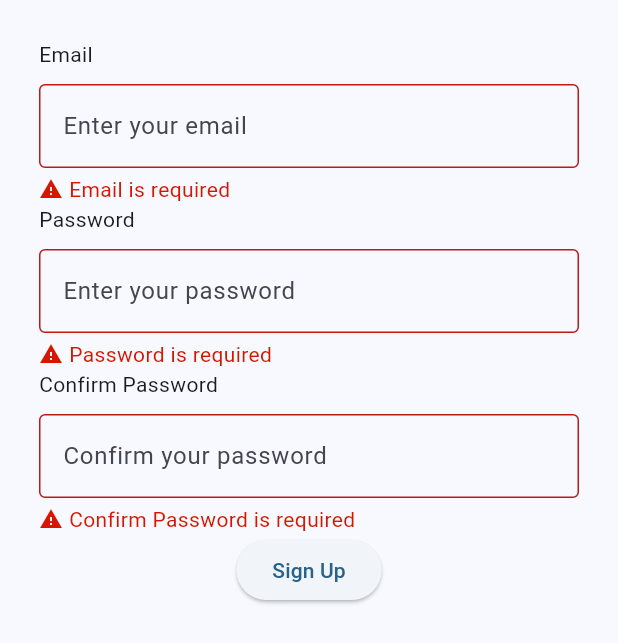
After one commit to arkariz/level_up_life, a Flutter app: the RegisterScreen screen opened by its route, after a tap on "Sign Up", on a phone screen of 412 x 824 dp. The commit adds this screen. Shown: the top 643 px of the screen. Run offline on Flutter 3.47's test engine with Material 3 defaults, Android fonts, the phone set to English and light mode, and no system bars; drawn by our look-alikes of toastification; our stand-ins replace dartz, dio, equatable, firebase_auth, firebase_core, flutter_dotenv and 3 more; missing offline and left inert: dio_request_inspector, slang; accounts and stored records are empty; generated files the repository leaves out were written again; network calls fail.

Commit message:
[PRESENTATION] feat: add register feature

```diff
--- a/lib/presentation/core/routes/app_pages.dart
+++ b/lib/presentation/core/routes/app_pages.dart
@@ -1,3 +1,4 @@
+import 'package:get/get.dart';
 import 'package:get/get_navigation/src/routes/get_route.dart';
 import 'package:level_up_life/presentation/core/routes/app_routes.dart';
 import 'package:level_up_life/presentation/core/routes/auth_middleware.dart';
@@ -5,6 +6,8 @@ import 'package:level_up_life/presentation/module/example/example_binding.dart';
 import 'package:level_up_life/presentation/module/example/example_screen.dart';
 import 'package:level_up_life/presentation/module/login/login_binding.dart';
 import 'package:level_up_life/presentation/module/login/login_screen.dart';
+import 'package:level_up_life/presentation/module/register/register_binding.dart';
+import 'package:level_up_life/presentation/module/register/register_screen.dart';
 
 class AppPages {
   AppPages._();
@@ -22,5 +25,10 @@ class AppPages {
       page: () => LoginScreen(),
       binding: LoginBinding(),
     ),
+    GetPage(
+      name: AppRoutes.register,
+      page: () => RegisterScreen(),
+      binding: RegisterBinding(),
+    ),
   ];
 }
--- a/lib/presentation/core/routes/app_routes.dart
+++ b/lib/presentation/core/routes/app_routes.dart
@@ -5,4 +5,5 @@ class AppRoutes {
 
   static const example = '/example';
   static const login = '/login';
+  static const register = '/register';
 }
--- a/lib/presentation/module/login/login_screen.dart
+++ b/lib/presentation/module/login/login_screen.dart
@@ -1,5 +1,6 @@
 import 'package:flutter/material.dart';
 import 'package:get/get.dart';
+import 'package:level_up_life/presentation/core/routes/app_routes.dart';
 import 'package:level_up_life/presentation/core/widgets/context_mixin/context_mixin.dart';
 import 'package:level_up_life/presentation/core/widgets/text_field/custom_text_field.dart';
 import 'package:level_up_life/presentation/module/login/login_controller.dart';
@@ -30,6 +31,13 @@ class LoginScreen extends GetView<LoginController> with ContextMixin {
               },
               child: Text(slang.example.hello),
             ),
+            const SizedBox(height: 20),
+            ElevatedButton(
+              onPressed: () {
+                Get.toNamed(AppRoutes.register);
+              },
+              child: Text(slang.register.signUp),
+            ),
           ],
         ),
       ),
--- /dev/null
+++ b/lib/presentation/module/register/register_binding.dart
@@ -0,0 +1,12 @@
+import 'package:get/get.dart';
+import 'package:get_it/get_it.dart';
+import 'package:level_up_life/presentation/module/register/register_controller.dart';
+
+class RegisterBinding implements Bindings {
+  @override
+  void dependencies() {
+    Get.lazyPut<RegisterController>(() => RegisterController(
+      authRepository: GetIt.I(),
+    ));
+  }
+}
--- /dev/null
+++ b/lib/presentation/module/register/register_controller.dart
@@ -0,0 +1,43 @@
+import 'package:flutter/widgets.dart';
+import 'package:get/get_navigation/src/extension_navigation.dart';
+import 'package:get/state_manager.dart';
+import 'package:level_up_life/presentation/core/generated/i18n/translations.g.dart';
+import 'package:level_up_life/domain/module/auth/repository/auth_repository.dart';
+import 'package:level_up_life/domain/module/auth/request/request_register.dart';
+import 'package:level_up_life/presentation/core/routes/app_routes.dart';
+import 'package:level_up_life/presentation/core/util/error_handler.dart';
+import 'package:level_up_life/presentation/core/widgets/toast/custom_toast.dart';
+
+class RegisterController extends GetxController {
+  RegisterController({
+    required this.authRepository
+  });
+
+  final AuthRepository authRepository;
+  late Translations slang;
+
+  final emailTextController = TextEditingController();
+  final passwordTextController = TextEditingController();
+  final confirmPasswordTextController = TextEditingController();
+  final formKey = GlobalKey<FormState>();
+
+  void register() async {
+    if (!formKey.currentState!.validate()) return;
+    if (passwordTextController.text != confirmPasswordTextController.text) {
+      CustomToast.showError(slang.register.validation.confirmPassword.mustMatch);
+      return;
+    }
+
+    final requestRegister = RequestRegister(
+      email: emailTextController.text,
+      password: passwordTextController.text,
+    );
+
+    final usecase = await authRepository.registration(requestRegister);
+    usecase.onFold(
+      (result) async {
+        Get.offNamed(AppRoutes.login);
+      }
+    );
+  }
+}
--- /dev/null
+++ b/lib/presentation/module/register/register_screen.dart
@@ -0,0 +1,59 @@
+import 'package:flutter/material.dart';
+import 'package:get/get.dart';
+import 'package:level_up_life/presentation/core/widgets/context_mixin/context_mixin.dart';
+import 'package:level_up_life/presentation/core/widgets/text_field/custom_text_field.dart';
+import 'package:level_up_life/presentation/core/widgets/text_field/validation/validation_data.dart';
+import 'package:level_up_life/presentation/core/widgets/text_field/validation/validation_message.dart';
+import 'package:level_up_life/presentation/module/register/register_controller.dart';
+
+class RegisterScreen extends GetView<RegisterController> with ContextMixin {
+  RegisterScreen({super.key});
+
+  @override
+  Widget buildScreen(BuildContext context) {
+    controller.slang = slang;
+    return Scaffold(
+      body: SafeArea(
+        minimum: const EdgeInsets.all(26),
+        child: Form(
+          key: controller.formKey,
+          child: Column(
+            children: [
+              CustomTextField(
+                hintText: slang.register.emailPlaceholder,
+                label: slang.register.email,
+                controller: controller.emailTextController,
+                validation: {
+                  ValidationMessage.required: ValidationData(message: slang.register.validation.email.required),
+                  ValidationMessage.email: ValidationData(message: slang.register.validation.email.invalid),
+                },
+              ),
+              CustomTextField(
+                hintText: slang.register.passwordPlaceholder,
+                label: slang.register.password,
+                controller: controller.passwordTextController,
+                validation: {
+                  ValidationMessage.required: ValidationData(message: slang.register.validation.password.required),
+                },
+              ),
+              CustomTextField(
+                hintText: slang.register.confirmPasswordPlaceholder,
+                label: slang.register.confirmPassword,
+                controller: controller.confirmPasswordTextController,
+                validation: {
+                  ValidationMessage.required: ValidationData(message: slang.register.validation.confirmPassword.required),
+                },
+              ),
+              ElevatedButton(
+                onPressed: () {
+                  controller.register();
+                },
+                child: Text(slang.register.signUp),
+              ),
+            ],
+          ),
+        ),
+      ),
+    );
+  }
+}
--- /dev/null
+++ b/resources/i18n/register/register.i18n.json
@@ -0,0 +1,23 @@
+{
+    "email": "Email",
+    "emailPlaceholder": "Enter your email",
+    "password": "Password",
+    "passwordPlaceholder": "Enter your password",
+    "confirmPassword": "Confirm Password",
+    "confirmPasswordPlaceholder": "Confirm your password",
+    "signUp": "Sign Up",
+    "validation": {
+        "email": {
+            "required": "Email is required",
+            "invalid": "Email is invalid"
+        },
+        "password": {
+            "required": "Password is required",
+            "minLength": "Password must be at least 6 characters"
+        },
+        "confirmPassword": {
+            "required": "Confirm Password is required",
+            "mustMatch": "Password and Confirm Password must match"
+        }
+    }
+}
--- /dev/null
+++ b/resources/i18n/register/register_id.i18n.json
@@ -0,0 +1,23 @@
+{
+    "email": "Email",
+    "emailPlaceholder": "Masukkan email Anda",
+    "password": "Password",
+    "passwordPlaceholder": "Masukkan password Anda",
+    "confirmPassword": "Konfirmasi Password",
+    "confirmPasswordPlaceholder": "Konfirmasi password Anda",
+    "signUp": "Daftar",
+    "validation": {
+        "email": {
+            "required": "Email wajib diisi",
+            "invalid": "Email tidak valid"
+        },
+        "password": {
+            "required": "Password wajib diisi",
+            "minLength": "Password minimal 6 karakter"
+        },
+        "confirmPassword": {
+            "required": "Konfirmasi Password wajib diisi",
+            "mustMatch": "Password dan Konfirmasi Password harus sama"
+        }
+    }
+}
```
Also changed, not shown: lib/presentation/core/generated/i18n/translations.g.dart, lib/presentation/core/generated/i18n/translations_en.g.dart, lib/presentation/core/generated/i18n/translations_id.g.dart.
